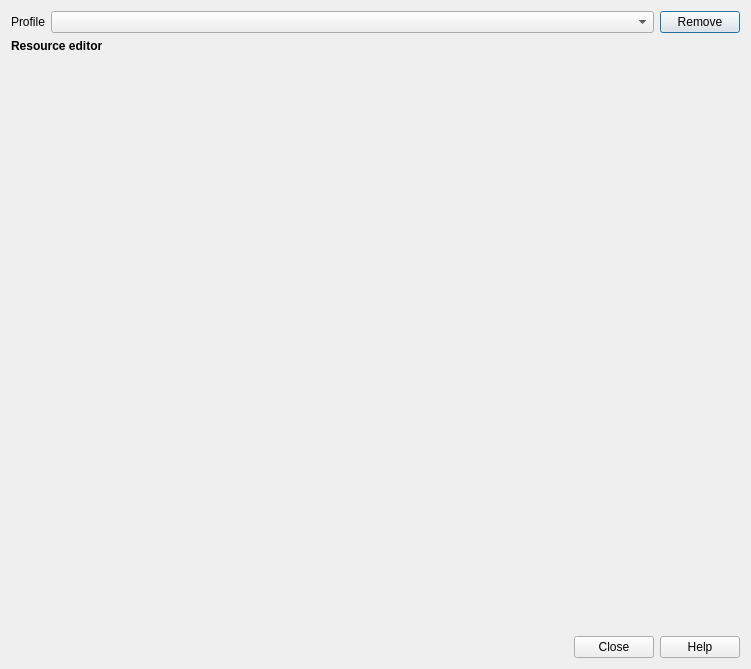
This is safe/gui/ui/needs_manager_dialog_base.ui in inasafe/inasafe as Qt 5 draws it before an edit. The edited form follows.
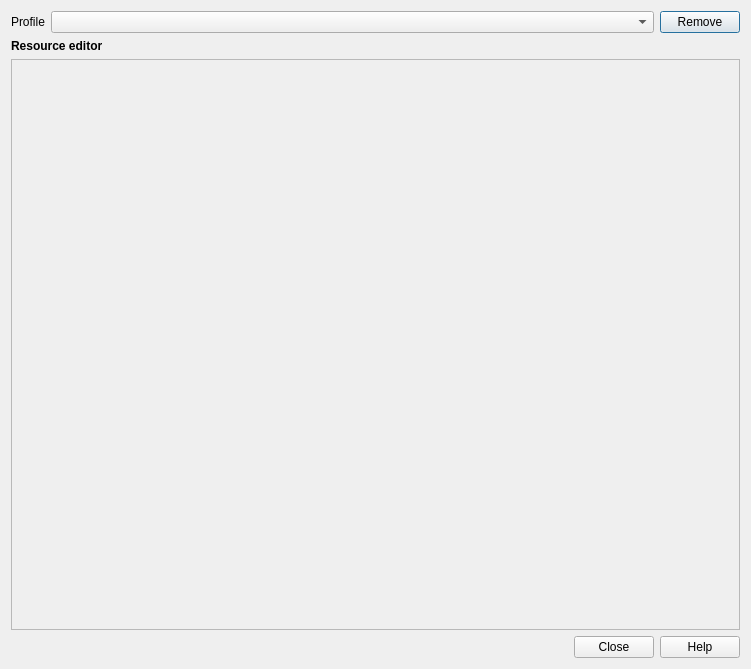
This is the edited form. The open tabs and pages were chosen to show the change. Icons and pictures are not drawn.

Commit message: fix #1944: allows a scrollbar so the user doesn't have to resize window when it exceeds the OS windows

```diff
--- a/safe/gui/ui/needs_manager_dialog_base.ui
+++ b/safe/gui/ui/needs_manager_dialog_base.ui
@@ -255,16 +255,6 @@
        <property name="margin">
         <number>0</number>
        </property>
-       <item row="1" column="0" colspan="2">
-        <widget class="QWidget" name="resource_widget" native="true">
-         <property name="sizePolicy">
-          <sizepolicy hsizetype="Expanding" vsizetype="Expanding">
-           <horstretch>0</horstretch>
-           <verstretch>0</verstretch>
-          </sizepolicy>
-         </property>
-        </widget>
-       </item>
        <item row="0" column="0">
         <widget class="QLabel" name="resource_editor_label">
          <property name="font">
@@ -278,6 +268,21 @@
          </property>
         </widget>
        </item>
+       <item row="1" column="0" colspan="2">
+        <widget class="QScrollArea" name="scrollArea">
+         <property name="widgetResizable">
+          <bool>true</bool>
+         </property>
+         <widget class="QWidget" name="resource_widget" native="true">
+          <property name="sizePolicy">
+           <sizepolicy hsizetype="Expanding" vsizetype="Expanding">
+            <horstretch>0</horstretch>
+            <verstretch>0</verstretch>
+           </sizepolicy>
+          </property>
+         </widget>
+        </widget>
+       </item>
       </layout>
      </widget>
     </widget>
```
